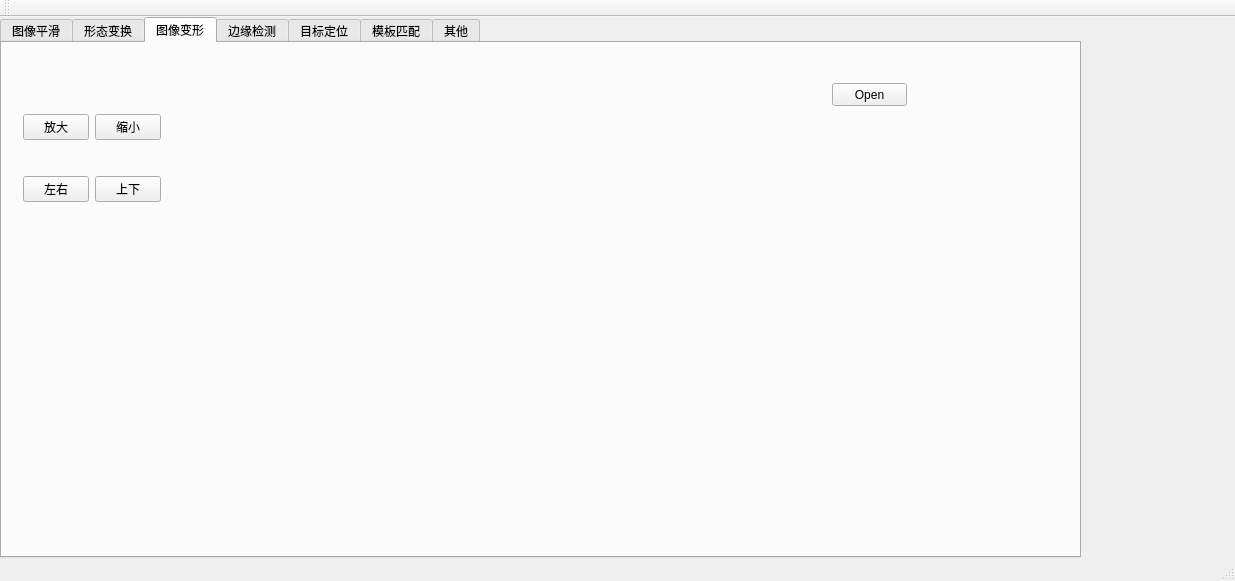
Above: Hi_Opencv/Hi_Opencv/Hi_Opencv.ui from weifenglin/opencv before the change. Below: the same form after it.
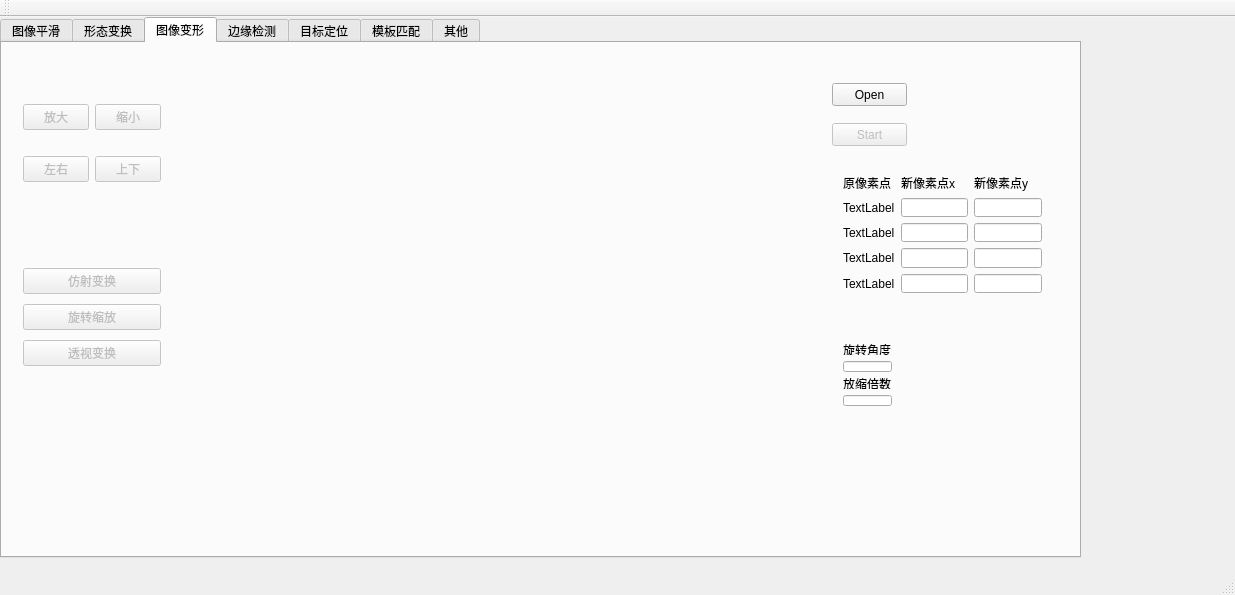
That is the form after the change. The open tabs and pages were chosen to show the change.

Patch:
```diff
--- a/Hi_Opencv/Hi_Opencv/Hi_Opencv.ui
+++ b/Hi_Opencv/Hi_Opencv/Hi_Opencv.ui
@@ -7,7 +7,7 @@
     <x>0</x>
     <y>0</y>
     <width>1235</width>
-    <height>581</height>
+    <height>595</height>
    </rect>
   </property>
   <property name="windowTitle">
@@ -30,7 +30,7 @@
      <string>&lt;html&gt;&lt;head/&gt;&lt;body&gt;&lt;p&gt;dede&lt;/p&gt;&lt;/body&gt;&lt;/html&gt;</string>
     </property>
     <property name="currentIndex">
-     <number>5</number>
+     <number>2</number>
     </property>
     <widget class="QWidget" name="tab">
      <attribute name="title">
@@ -1065,19 +1065,15 @@
         <x>10</x>
         <y>30</y>
         <width>160</width>
-        <height>171</height>
+        <height>141</height>
        </rect>
       </property>
       <layout class="QGridLayout" name="gridLayout">
-       <item row="2" column="0">
-        <widget class="QPushButton" name="pushButton_2">
-         <property name="text">
-          <string>左右</string>
-         </property>
-        </widget>
-       </item>
        <item row="0" column="0">
         <widget class="QPushButton" name="w3btnUp">
+         <property name="enabled">
+          <bool>false</bool>
+         </property>
          <property name="text">
           <string>放大</string>
          </property>
@@ -1085,6 +1081,9 @@
        </item>
        <item row="0" column="1">
         <widget class="QPushButton" name="w3btnDown">
+         <property name="enabled">
+          <bool>false</bool>
+         </property>
          <property name="text">
           <string>缩小</string>
          </property>
@@ -1092,11 +1091,24 @@
        </item>
        <item row="2" column="1">
         <widget class="QPushButton" name="pushButton_6">
+         <property name="enabled">
+          <bool>false</bool>
+         </property>
          <property name="text">
           <string>上下</string>
          </property>
         </widget>
        </item>
+       <item row="2" column="0">
+        <widget class="QPushButton" name="pushButton_2">
+         <property name="enabled">
+          <bool>false</bool>
+         </property>
+         <property name="text">
+          <string>左右</string>
+         </property>
+        </widget>
+       </item>
       </layout>
      </widget>
      <widget class="QPushButton" name="w3btnOpen">
@@ -1116,15 +1128,260 @@
       <property name="geometry">
        <rect>
         <x>220</x>
-        <y>50</y>
+        <y>10</y>
         <width>591</width>
-        <height>401</height>
+        <height>491</height>
        </rect>
       </property>
       <property name="text">
        <string/>
       </property>
      </widget>
+     <widget class="QWidget" name="verticalLayoutWidget">
+      <property name="geometry">
+       <rect>
+        <x>10</x>
+        <y>210</y>
+        <width>160</width>
+        <height>131</height>
+       </rect>
+      </property>
+      <layout class="QVBoxLayout" name="verticalLayout_18">
+       <item>
+        <widget class="QPushButton" name="w3btnFS">
+         <property name="enabled">
+          <bool>false</bool>
+         </property>
+         <property name="text">
+          <string>仿射变换</string>
+         </property>
+        </widget>
+       </item>
+       <item>
+        <widget class="QPushButton" name="w3btnRotate">
+         <property name="enabled">
+          <bool>false</bool>
+         </property>
+         <property name="text">
+          <string>旋转缩放</string>
+         </property>
+        </widget>
+       </item>
+       <item>
+        <widget class="QPushButton" name="w3btnTS">
+         <property name="enabled">
+          <bool>false</bool>
+         </property>
+         <property name="text">
+          <string>透视变换</string>
+         </property>
+        </widget>
+       </item>
+      </layout>
+     </widget>
+     <widget class="QWidget" name="gridLayoutWidget_2">
+      <property name="geometry">
+       <rect>
+        <x>830</x>
+        <y>120</y>
+        <width>221</width>
+        <height>141</height>
+       </rect>
+      </property>
+      <layout class="QGridLayout" name="gridLayout_7">
+       <item row="0" column="2">
+        <widget class="QLabel" name="w3lbl2">
+         <property name="enabled">
+          <bool>true</bool>
+         </property>
+         <property name="text">
+          <string>新像素点x</string>
+         </property>
+        </widget>
+       </item>
+       <item row="2" column="4">
+        <widget class="QLineEdit" name="w3Liney1">
+         <property name="enabled">
+          <bool>true</bool>
+         </property>
+        </widget>
+       </item>
+       <item row="5" column="0">
+        <widget class="QLabel" name="w3lblP4">
+         <property name="enabled">
+          <bool>true</bool>
+         </property>
+         <property name="text">
+          <string>TextLabel</string>
+         </property>
+        </widget>
+       </item>
+       <item row="4" column="0">
+        <widget class="QLabel" name="w3lblP3">
+         <property name="enabled">
+          <bool>true</bool>
+         </property>
+         <property name="text">
+          <string>TextLabel</string>
+         </property>
+        </widget>
+       </item>
+       <item row="2" column="2">
+        <widget class="QLineEdit" name="w3Linex1">
+         <property name="enabled">
+          <bool>true</bool>
+         </property>
+         <property name="clearButtonEnabled">
+          <bool>false</bool>
+         </property>
+        </widget>
+       </item>
+       <item row="2" column="0">
+        <widget class="QLabel" name="w3lblP1">
+         <property name="enabled">
+          <bool>true</bool>
+         </property>
+         <property name="text">
+          <string>TextLabel</string>
+         </property>
+        </widget>
+       </item>
+       <item row="3" column="0">
+        <widget class="QLabel" name="w3lblP2">
+         <property name="enabled">
+          <bool>true</bool>
+         </property>
+         <property name="text">
+          <string>TextLabel</string>
+         </property>
+        </widget>
+       </item>
+       <item row="0" column="0">
+        <widget class="QLabel" name="w3lbl1">
+         <property name="enabled">
+          <bool>true</bool>
+         </property>
+         <property name="text">
+          <string>原像素点</string>
+         </property>
+        </widget>
+       </item>
+       <item row="0" column="4">
+        <widget class="QLabel" name="w3lbl3">
+         <property name="enabled">
+          <bool>true</bool>
+         </property>
+         <property name="text">
+          <string>新像素点y</string>
+         </property>
+        </widget>
+       </item>
+       <item row="4" column="4">
+        <widget class="QLineEdit" name="w3Liney3">
+         <property name="enabled">
+          <bool>true</bool>
+         </property>
+        </widget>
+       </item>
+       <item row="3" column="4">
+        <widget class="QLineEdit" name="w3Liney2">
+         <property name="enabled">
+          <bool>true</bool>
+         </property>
+        </widget>
+       </item>
+       <item row="5" column="2">
+        <widget class="QLineEdit" name="w3Linex4">
+         <property name="enabled">
+          <bool>true</bool>
+         </property>
+        </widget>
+       </item>
+       <item row="4" column="2">
+        <widget class="QLineEdit" name="w3Linex3">
+         <property name="enabled">
+          <bool>true</bool>
+         </property>
+        </widget>
+       </item>
+       <item row="5" column="4">
+        <widget class="QLineEdit" name="w3Liney4">
+         <property name="enabled">
+          <bool>true</bool>
+         </property>
+        </widget>
+       </item>
+       <item row="3" column="2">
+        <widget class="QLineEdit" name="w3Linex2">
+         <property name="enabled">
+          <bool>true</bool>
+         </property>
+        </widget>
+       </item>
+      </layout>
+     </widget>
+     <widget class="QWidget" name="verticalLayoutWidget_2">
+      <property name="geometry">
+       <rect>
+        <x>830</x>
+        <y>290</y>
+        <width>71</width>
+        <height>84</height>
+       </rect>
+      </property>
+      <layout class="QVBoxLayout" name="verticalLayout_19">
+       <item>
+        <widget class="QLabel" name="w3lblRotate">
+         <property name="enabled">
+          <bool>true</bool>
+         </property>
+         <property name="text">
+          <string>旋转角度</string>
+         </property>
+        </widget>
+       </item>
+       <item>
+        <widget class="QLineEdit" name="w3Line1">
+         <property name="enabled">
+          <bool>true</bool>
+         </property>
+        </widget>
+       </item>
+       <item>
+        <widget class="QLabel" name="w3lblSize">
+         <property name="enabled">
+          <bool>true</bool>
+         </property>
+         <property name="text">
+          <string>放缩倍数</string>
+         </property>
+        </widget>
+       </item>
+       <item>
+        <widget class="QLineEdit" name="w3Line2">
+         <property name="enabled">
+          <bool>true</bool>
+         </property>
+        </widget>
+       </item>
+      </layout>
+     </widget>
+     <widget class="QPushButton" name="w3btnStart">
+      <property name="enabled">
+       <bool>false</bool>
+      </property>
+      <property name="geometry">
+       <rect>
+        <x>830</x>
+        <y>80</y>
+        <width>75</width>
+        <height>23</height>
+       </rect>
+      </property>
+      <property name="text">
+       <string>Start</string>
+      </property>
+     </widget>
     </widget>
     <widget class="QWidget" name="tab_3">
      <attribute name="title">
@@ -1561,7 +1818,7 @@
         <height>251</height>
        </rect>
       </property>
-      <widget class="QWidget" name="">
+      <widget class="QWidget" name="layoutWidget">
        <property name="geometry">
         <rect>
          <x>10</x>
@@ -1637,7 +1894,7 @@
        </layout>
       </widget>
      </widget>
-     <widget class="QWidget" name="">
+     <widget class="QWidget" name="layoutWidget">
       <property name="geometry">
        <rect>
         <x>110</x>
```
Left out of the diff: 96 changed lines with no effect on the pictures.
